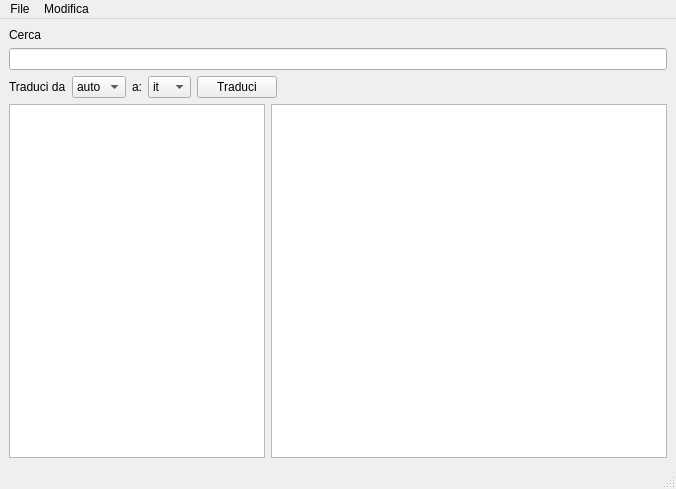
robdearpowa/localization_manager, file localization_manager.ui: the form before one commit.
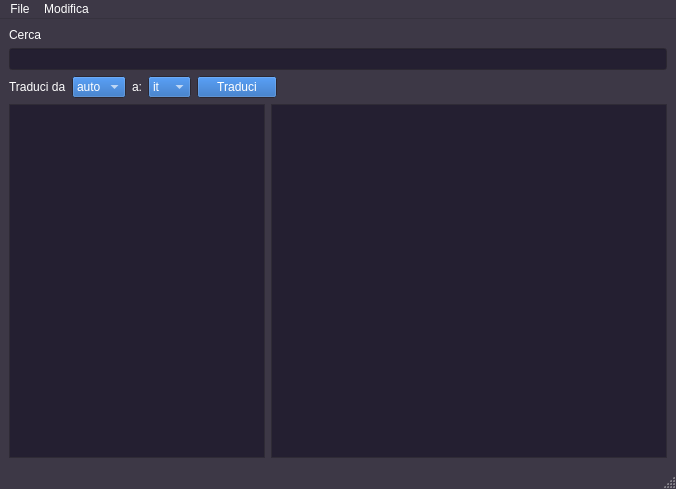
The form after the commit.

Commit message: Implementazione tema scuro

```diff
--- a/localization_manager.ui
+++ b/localization_manager.ui
@@ -10,6 +10,313 @@
     <height>489</height>
    </rect>
   </property>
+  <property name="palette">
+	<palette>
+	 <active>
+	  <colorrole role="WindowText">
+	   <brush brushstyle="SolidPattern">
+	    <color alpha="255">
+	     <red>255</red>
+	     <green>255</green>
+	     <blue>255</blue>
+	    </color>
+	   </brush>
+	  </colorrole>
+	  <colorrole role="Button">
+	   <brush brushstyle="SolidPattern">
+	    <color alpha="255">
+	     <red>26</red>
+	     <green>95</green>
+	     <blue>180</blue>
+	    </color>
+	   </brush>
+	  </colorrole>
+	  <colorrole role="Text">
+	   <brush brushstyle="SolidPattern">
+	    <color alpha="255">
+	     <red>255</red>
+	     <green>255</green>
+	     <blue>255</blue>
+	    </color>
+	   </brush>
+	  </colorrole>
+	  <colorrole role="ButtonText">
+	   <brush brushstyle="SolidPattern">
+	    <color alpha="255">
+	     <red>255</red>
+	     <green>255</green>
+	     <blue>255</blue>
+	    </color>
+	   </brush>
+	  </colorrole>
+	  <colorrole role="Base">
+	   <brush brushstyle="SolidPattern">
+	    <color alpha="255">
+	     <red>36</red>
+	     <green>31</green>
+	     <blue>49</blue>
+	    </color>
+	   </brush>
+	  </colorrole>
+	  <colorrole role="Window">
+	   <brush brushstyle="SolidPattern">
+	    <color alpha="255">
+	     <red>61</red>
+	     <green>56</green>
+	     <blue>70</blue>
+	    </color>
+	   </brush>
+	  </colorrole>
+	  <colorrole role="Highlight">
+	   <brush brushstyle="SolidPattern">
+	    <color alpha="255">
+	     <red>53</red>
+	     <green>132</green>
+	     <blue>228</blue>
+	    </color>
+	   </brush>
+	  </colorrole>
+	  <colorrole role="HighlightedText">
+	   <brush brushstyle="SolidPattern">
+	    <color alpha="255">
+	     <red>255</red>
+	     <green>255</green>
+	     <blue>255</blue>
+	    </color>
+	   </brush>
+	  </colorrole>
+	  <colorrole role="AlternateBase">
+	   <brush brushstyle="SolidPattern">
+	    <color alpha="255">
+	     <red>94</red>
+	     <green>92</green>
+	     <blue>100</blue>
+	    </color>
+	   </brush>
+	  </colorrole>
+	  <colorrole role="ToolTipBase">
+	   <brush brushstyle="SolidPattern">
+	    <color alpha="255">
+	     <red>119</red>
+	     <green>118</green>
+	     <blue>123</blue>
+	    </color>
+	   </brush>
+	  </colorrole>
+	  <colorrole role="ToolTipText">
+	   <brush brushstyle="SolidPattern">
+	    <color alpha="255">
+	     <red>255</red>
+	     <green>255</green>
+	     <blue>255</blue>
+	    </color>
+	   </brush>
+	  </colorrole>
+	 </active>
+	 <inactive>
+	  <colorrole role="WindowText">
+	   <brush brushstyle="SolidPattern">
+	    <color alpha="255">
+	     <red>255</red>
+	     <green>255</green>
+	     <blue>255</blue>
+	    </color>
+	   </brush>
+	  </colorrole>
+	  <colorrole role="Button">
+	   <brush brushstyle="SolidPattern">
+	    <color alpha="255">
+	     <red>26</red>
+	     <green>95</green>
+	     <blue>180</blue>
+	    </color>
+	   </brush>
+	  </colorrole>
+	  <colorrole role="Text">
+	   <brush brushstyle="SolidPattern">
+	    <color alpha="255">
+	     <red>255</red>
+	     <green>255</green>
+	     <blue>255</blue>
+	    </color>
+	   </brush>
+	  </colorrole>
+	  <colorrole role="ButtonText">
+	   <brush brushstyle="SolidPattern">
+	    <color alpha="255">
+	     <red>255</red>
+	     <green>255</green>
+	     <blue>255</blue>
+	    </color>
+	   </brush>
+	  </colorrole>
+	  <colorrole role="Base">
+	   <brush brushstyle="SolidPattern">
+	    <color alpha="255">
+	     <red>36</red>
+	     <green>31</green>
+	     <blue>49</blue>
+	    </color>
+	   </brush>
+	  </colorrole>
+	  <colorrole role="Window">
+	   <brush brushstyle="SolidPattern">
+	    <color alpha="255">
+	     <red>61</red>
+	     <green>56</green>
+	     <blue>70</blue>
+	    </color>
+	   </brush>
+	  </colorrole>
+	  <colorrole role="Highlight">
+	   <brush brushstyle="SolidPattern">
+	    <color alpha="255">
+	     <red>53</red>
+	     <green>132</green>
+	     <blue>228</blue>
+	    </color>
+	   </brush>
+	  </colorrole>
+	  <colorrole role="HighlightedText">
+	   <brush brushstyle="SolidPattern">
+	    <color alpha="255">
+	     <red>255</red>
+	     <green>255</green>
+	     <blue>255</blue>
+	    </color>
+	   </brush>
+	  </colorrole>
+	  <colorrole role="AlternateBase">
+	   <brush brushstyle="SolidPattern">
+	    <color alpha="255">
+	     <red>94</red>
+	     <green>92</green>
+	     <blue>100</blue>
+	    </color>
+	   </brush>
+	  </colorrole>
+	  <colorrole role="ToolTipBase">
+	   <brush brushstyle="SolidPattern">
+	    <color alpha="255">
+	     <red>119</red>
+	     <green>118</green>
+	     <blue>123</blue>
+	    </color>
+	   </brush>
+	  </colorrole>
+	  <colorrole role="ToolTipText">
+	   <brush brushstyle="SolidPattern">
+	    <color alpha="255">
+	     <red>255</red>
+	     <green>255</green>
+	     <blue>255</blue>
+	    </color>
+	   </brush>
+	  </colorrole>
+	 </inactive>
+	 <disabled>
+	  <colorrole role="WindowText">
+	   <brush brushstyle="SolidPattern">
+	    <color alpha="255">
+	     <red>190</red>
+	     <green>190</green>
+	     <blue>190</blue>
+	    </color>
+	   </brush>
+	  </colorrole>
+	  <colorrole role="Button">
+	   <brush brushstyle="SolidPattern">
+	    <color alpha="255">
+	     <red>26</red>
+	     <green>95</green>
+	     <blue>180</blue>
+	    </color>
+	   </brush>
+	  </colorrole>
+	  <colorrole role="Text">
+	   <brush brushstyle="SolidPattern">
+	    <color alpha="255">
+	     <red>190</red>
+	     <green>190</green>
+	     <blue>190</blue>
+	    </color>
+	   </brush>
+	  </colorrole>
+	  <colorrole role="ButtonText">
+	   <brush brushstyle="SolidPattern">
+	    <color alpha="255">
+	     <red>190</red>
+	     <green>190</green>
+	     <blue>190</blue>
+	    </color>
+	   </brush>
+	  </colorrole>
+	  <colorrole role="Base">
+	   <brush brushstyle="SolidPattern">
+	    <color alpha="255">
+	     <red>61</red>
+	     <green>56</green>
+	     <blue>70</blue>
+	    </color>
+	   </brush>
+	  </colorrole>
+	  <colorrole role="Window">
+	   <brush brushstyle="SolidPattern">
+	    <color alpha="255">
+	     <red>61</red>
+	     <green>56</green>
+	     <blue>70</blue>
+	    </color>
+	   </brush>
+	  </colorrole>
+	  <colorrole role="Highlight">
+	   <brush brushstyle="SolidPattern">
+	    <color alpha="255">
+	     <red>145</red>
+	     <green>145</green>
+	     <blue>145</blue>
+	    </color>
+	   </brush>
+	  </colorrole>
+	  <colorrole role="HighlightedText">
+	   <brush brushstyle="SolidPattern">
+	    <color alpha="255">
+	     <red>255</red>
+	     <green>255</green>
+	     <blue>255</blue>
+	    </color>
+	   </brush>
+	  </colorrole>
+	  <colorrole role="AlternateBase">
+	   <brush brushstyle="SolidPattern">
+	    <color alpha="255">
+	     <red>94</red>
+	     <green>92</green>
+	     <blue>100</blue>
+	    </color>
+	   </brush>
+	  </colorrole>
+	  <colorrole role="ToolTipBase">
+	   <brush brushstyle="SolidPattern">
+	    <color alpha="255">
+	     <red>119</red>
+	     <green>118</green>
+	     <blue>123</blue>
+	    </color>
+	   </brush>
+	  </colorrole>
+	  <colorrole role="ToolTipText">
+	   <brush brushstyle="SolidPattern">
+	    <color alpha="255">
+	     <red>255</red>
+	     <green>255</green>
+	     <blue>255</blue>
+	    </color>
+	   </brush>
+	  </colorrole>
+	 </disabled>
+	</palette>
+  </property>
   <property name="windowTitle">
    <string>Gestore Localizzazione</string>
   </property>
```
The commit also changes 1 other file.
